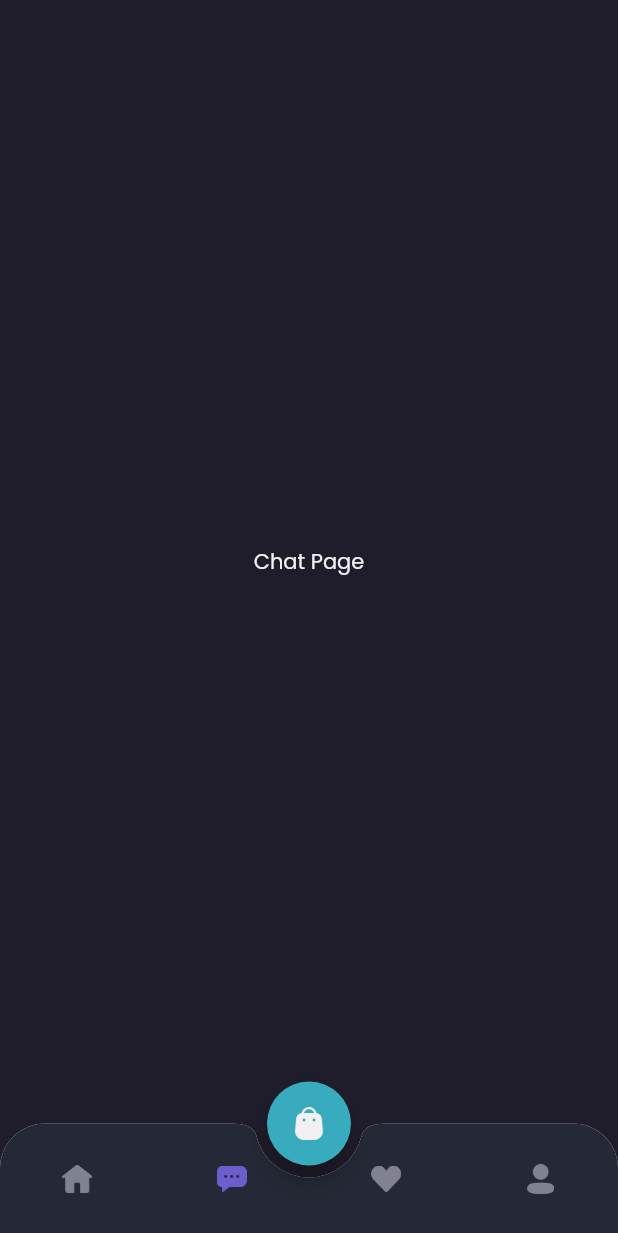
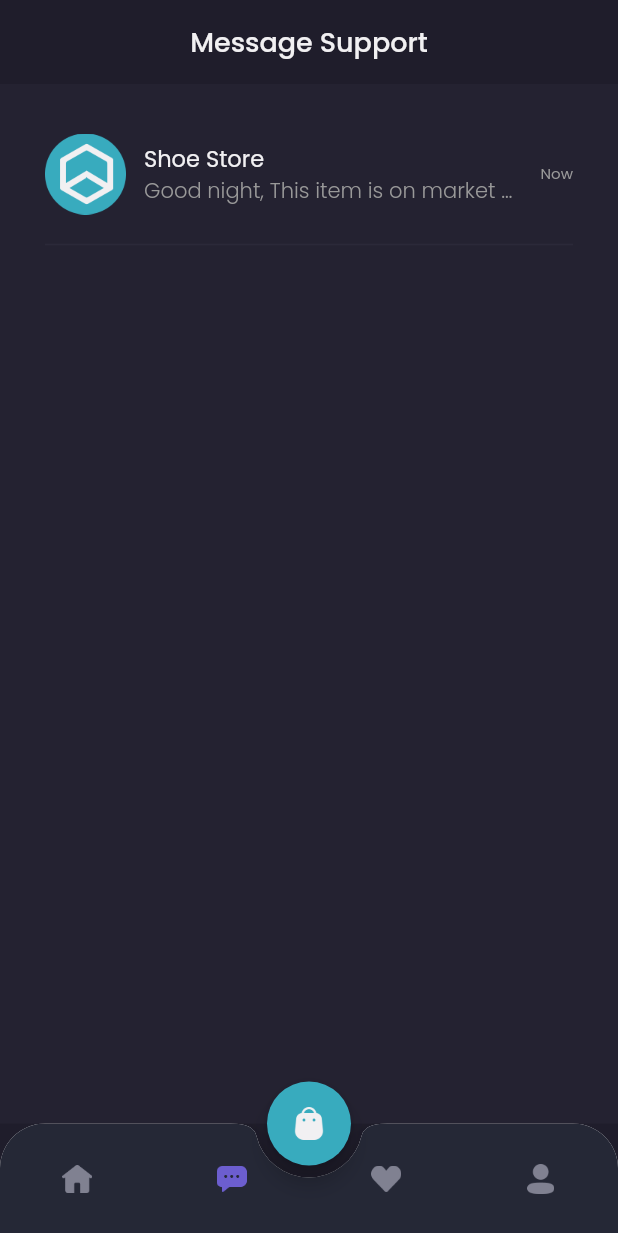
Before and after one commit to wildanptra/shamo, a Flutter app: the MainPage screen opened by its route, item 2 of the bottom bar chosen, on a phone screen of 412 x 824 dp. Shown: the top 1233 px of the screen. Run offline on Flutter 3.47's test engine with Material 2 defaults, Android fonts, the phone set to English and light mode, and no system bars; our stand-ins replace google_fonts.

Commit message:
last video: Detail Chat Page Bagian Input 2

```diff
--- a/lib/main.dart
+++ b/lib/main.dart
@@ -1,4 +1,5 @@
 import 'package:flutter/material.dart';
+import 'package:shamo/pages/detail_chat_page.dart';
 import 'package:shamo/pages/home/main_page.dart';
 import 'package:shamo/pages/sign_in_page.dart';
 import 'package:shamo/pages/sign_up_page.dart';
@@ -19,6 +20,7 @@
         '/sign-in' : (context) => const  SignInPage(),
         '/sign-up' : (context) => const  SignUpPage(),
         '/home' : (context) => const  MainPage(),
+        '/detail-chat' : (context) => const  DetailChatPage(),
       },
     );
   }
--- a/lib/pages/home/chat_page.dart
+++ b/lib/pages/home/chat_page.dart
@@ -1,16 +1,114 @@
 import 'package:flutter/material.dart';
 import 'package:shamo/theme.dart';
+import 'package:shamo/widgets/chat_tile.dart';
 
 class ChatPage extends StatelessWidget {
   const ChatPage({Key? key}) : super(key: key);
 
   @override
   Widget build(BuildContext context) {
-    return Center(
-      child: Text(
-        'Chat Page',
-        style: primaryTextStyle,
-      ),
+
+    Widget header(){
+      return AppBar(
+        backgroundColor: backgroundColor1,
+        centerTitle: true,
+        title: Text(
+          'Message Support',
+          style: primaryTextStyle.copyWith(
+            fontSize: 18,
+            fontWeight: medium,
+          ),
+        ),
+        elevation: 0,
+        automaticallyImplyLeading: false,
+      );
+    }
+
+    Widget emptyChat(){
+      return Expanded(
+        child: Container(
+          width: double.infinity,
+          color: backgroundColor3,
+          child: Column(
+            mainAxisAlignment: MainAxisAlignment.center,
+            children: [
+              Image.asset(
+                'assets/icon_headset.png',
+                width: 80,
+              ),
+              const SizedBox(
+                height: 20,
+              ),
+              Text(
+                'Opss no message yet?',
+                style: primaryTextStyle.copyWith(
+                  fontSize: 16,
+                  fontWeight: medium,
+                ),
+              ),
+              const SizedBox(
+                height: 12,
+              ),
+              Text(
+                'You have never done a transaction',
+                style: secondaryTextStyle,
+              ),
+              const SizedBox(
+                height: 20,
+              ),
+              Container(
+                height: 44,
+                child: TextButton(
+                  onPressed: (){
+
+                  },
+                  style: TextButton.styleFrom(
+                    padding: const EdgeInsets.symmetric(
+                      horizontal: 24,
+                      vertical: 10,
+                    ),
+                    backgroundColor: primaryColor,
+                    shape: RoundedRectangleBorder(
+                      borderRadius: BorderRadius.circular(12),
+                    ),
+                  ),
+                  child: Text(
+                    'Explore Store',
+                    style: primaryTextStyle.copyWith(
+                      fontSize: 16,
+                      fontWeight: medium,
+                    ),
+                  ),
+                ),
+              ),
+            ],
+          ),
+        ),
+      );
+    }
+
+    Widget content(){
+      return Expanded(
+        child: Container(
+          width: double.infinity,
+          color: backgroundColor3,
+          child: ListView(
+            padding: EdgeInsets.symmetric(
+              horizontal: defaultMargin,
+            ),
+            children: [
+              ChatTile(),
+            ],
+          ),
+        ),
+      );
+    }
+
+    return Column(
+      children: [
+        header(),
+        content(),
+      ],
     );
   }
 }
--- a/lib/theme.dart
+++ b/lib/theme.dart
@@ -11,6 +11,7 @@
 Color backgroundColor2    = const Color(0xff2B2937);
 Color backgroundColor3    = const Color(0xff242231);
 Color backgroundColor4    = const Color(0xff252836);
+Color backgroundColor5    = const Color(0xff2B2844);
 Color primaryTextColor    = const Color(0xffF1F0F2);
 Color secondaryTextColor  = const Color(0xff999999);
 Color subtitleColor       = const Color(0xff504F5E);
--- /dev/null
+++ b/lib/widgets/chat_tile.dart
@@ -0,0 +1,71 @@
+import 'package:flutter/material.dart';
+import 'package:shamo/theme.dart';
+
+class ChatTile extends StatelessWidget {
+  const ChatTile({Key? key}) : super(key: key);
+
+  @override
+  Widget build(BuildContext context) {
+    return GestureDetector(
+      onTap: () {
+        Navigator.pushNamed(context, '/detail-chat');
+      },
+      child: Container(
+        margin: const EdgeInsets.only(
+          top: 33,
+        ),
+        child: Column(
+          children: [
+            Row(
+              children: [
+                Image.asset(
+                  'assets/image_shop_logo.png',
+                  width: 54,
+                ),
+                const SizedBox(
+                  width: 12,
+                ),
+                Expanded(
+                  child: Column(
+                    crossAxisAlignment: CrossAxisAlignment.start,
+                    children: [
+                      Text(
+                        'Shoe Store',
+                        style: primaryTextStyle.copyWith(
+                          fontSize: 15,
+                        ),
+                      ),
+                      Text(
+                        'Good night, This item is on market now?',
+                        style: secondaryTextStyle.copyWith(
+                          fontWeight: light,
+                        ),
+                        overflow: TextOverflow.ellipsis,
+                      )
+                    ],
+                  ),
+                ),
+                const SizedBox(
+                  width: 12,
+                ),
+                Text(
+                  'Now',
+                  style: secondaryTextStyle.copyWith(
+                    fontSize: 10,
+                  ),
+                ),
+              ],
+            ),
+            const SizedBox(
+              height: 12,
+            ),
+            const Divider(
+              thickness: 1,
+              color: Color(0xff2B2939),
+            ),
+          ],
+        ),
+      ),
+    );
+  }
+}
```
Also changed, not shown: lib/pages/detail_chat_page.dart (added, +163 -0 lines).
